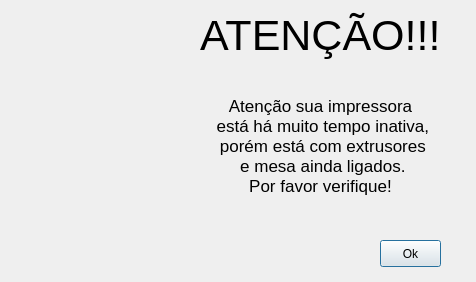
First picture: the form in Dialogs/warning.ui, repository KDE/brprint3d, before the edit.
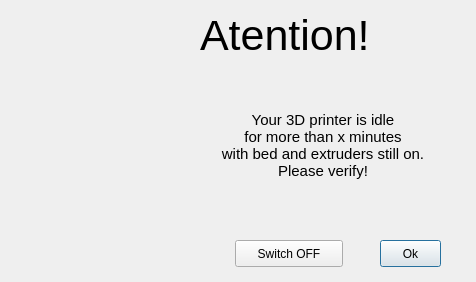
Second picture: the form after the edit. Icons and pictures are not drawn.

Patch:
```diff
--- a/Dialogs/warning.ui
+++ b/Dialogs/warning.ui
@@ -47,29 +47,25 @@
     </font>
    </property>
    <property name="text">
-    <string>ATENÇÃO!!!</string>
+    <string>Atention!</string>
    </property>
   </widget>
   <widget class="QLabel" name="label_3">
    <property name="geometry">
     <rect>
-     <x>200</x>
+     <x>180</x>
      <y>80</y>
-     <width>241</width>
+     <width>286</width>
      <height>131</height>
     </rect>
    </property>
    <property name="font">
     <font>
-     <pointsize>13</pointsize>
+     <pointsize>11</pointsize>
     </font>
    </property>
    <property name="text">
-    <string>Atenção sua impressora
- está há muito tempo inativa,
- porém está com extrusores 
- e mesa ainda ligados.
-Por favor verifique!</string>
+    <string>&lt;html&gt;&lt;head/&gt;&lt;body&gt;&lt;p align=&quot;center&quot;&gt;Your 3D printer is idle&lt;br/&gt;for more than x minutes &lt;br/&gt;with bed and extruders still on. &lt;br/&gt;Please verify!&lt;/p&gt;&lt;/body&gt;&lt;/html&gt;</string>
    </property>
    <property name="textFormat">
     <enum>Qt::AutoText</enum>
@@ -91,6 +87,19 @@
     <string>Ok</string>
    </property>
   </widget>
+  <widget class="QPushButton" name="bt_off">
+   <property name="geometry">
+    <rect>
+     <x>235</x>
+     <y>240</y>
+     <width>108</width>
+     <height>27</height>
+    </rect>
+   </property>
+   <property name="text">
+    <string>Switch OFF</string>
+   </property>
+  </widget>
  </widget>
  <resources>
   <include location="images.qrc"/>
```
Left out of the diff: 5 changed lines with no effect on the pictures.
